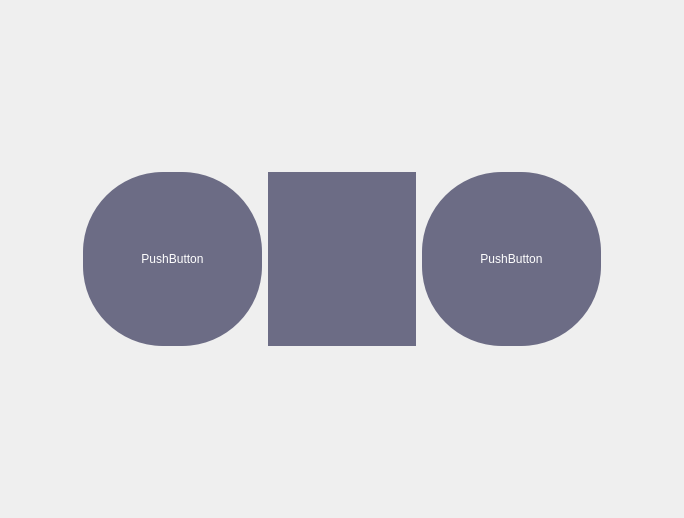
Old version of the form ui/SteeringControls.ui in the repository suchinton/AGL_Demo_Control_Panel.
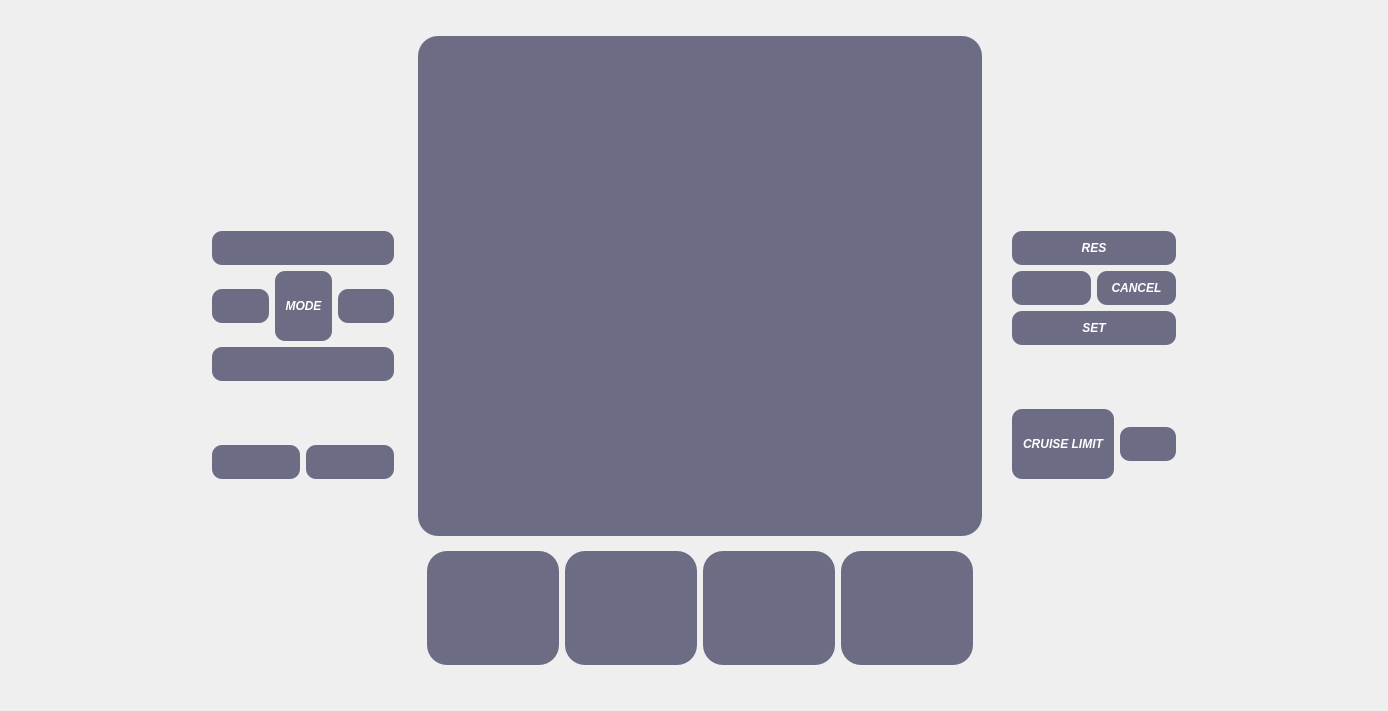
New version of the form. Icons and pictures are not drawn.

Commit message:
Updated Steering Wheel Layout
Added new buttons for:
- VolUpBtn
- ModeBtn
- VolMuteBtn
- NextTrackBtn
- PrevTrackBtn
- InfoBtn
- PhoneCallBtn
- PhoneHangupBtn
- VoiceBtn
- LaneDepartureBtn
- CruiseEnableBtn
- CruiseSetBtn
- CruiseResumeBtn
- CruiseCancelBtn
- CruiseLimitBtn
- CruiseDistanceBtn
- HornBtn

Patch:
```diff
--- a/ui/SteeringControls.ui
+++ b/ui/SteeringControls.ui
@@ -6,8 +6,8 @@
    <rect>
     <x>0</x>
     <y>0</y>
-    <width>684</width>
-    <height>512</height>
+    <width>1388</width>
+    <height>711</height>
    </rect>
   </property>
   <property name="windowTitle">
@@ -25,8 +25,8 @@
 
 QPushButton {
 	background-color: #6C6C85 ; /* pastel purple */
-	padding: 80px 58px;
-	border-radius: 80px;
+	padding: 50px 50px;
+	border-radius: 20px;
 }
 
 QPushButton:pressed {
@@ -35,24 +35,39 @@
 
 QPushButton:checked {
     background-color: #965D62 ; /* red */
+}
+
+#LeftControls QPushButton {
+	background-color: #6C6C85 ; /* pastel purple */
+	padding: 10px 10px;
+	border-radius: 10px;
+}
+
+#LeftControls QPushButton:pressed {
+    background-color: #4BD7D6 ; /* light blue */
+}
+
+#LeftControls QPushButton:checked {
+    background-color: #965D62 ; /* red */
+}
+
+#RightControls QPushButton {
+	background-color: #6C6C85 ; /* pastel purple */
+	padding: 10px 10px;
+	border-radius: 10px;
+}
+
+#RightControls QPushButton:pressed {
+    background-color: #4BD7D6 ; /* light blue */
+}
+
+#RightControls QPushButton:checked {
+    background-color: #965D62 ; /* red */
 }</string>
   </property>
   <widget class="QWidget" name="centralwidget">
    <layout class="QGridLayout" name="gridLayout">
-    <item row="0" column="0">
-     <spacer name="horizontalSpacer">
-      <property name="orientation">
-       <enum>Qt::Horizontal</enum>
-      </property>
-      <property name="sizeHint" stdset="0">
-       <size>
-        <width>1</width>
-        <height>20</height>
-       </size>
-      </property>
-     </spacer>
-    </item>
-    <item row="0" column="1">
+    <item row="1" column="2" rowspan="3">
      <widget class="QFrame" name="frame">
       <property name="minimumSize">
        <size>
@@ -66,18 +81,26 @@
       <property name="frameShadow">
        <enum>QFrame::Raised</enum>
       </property>
-      <layout class="QHBoxLayout" name="horizontalLayout">
-       <item>
-        <widget class="QPushButton" name="pushButton_2">
-         <property name="text">
-          <string>PushButton</string>
-         </property>
-        </widget>
-       </item>
-       <item>
-        <widget class="QPushButton" name="hornBtn">
+      <layout class="QGridLayout" name="gridLayout_2">
+       <property name="leftMargin">
+        <number>0</number>
+       </property>
+       <property name="topMargin">
+        <number>0</number>
+       </property>
+       <property name="rightMargin">
+        <number>0</number>
+       </property>
+       <property name="bottomMargin">
+        <number>0</number>
+       </property>
+       <property name="spacing">
+        <number>0</number>
+       </property>
+       <item row="1" column="0">
+        <widget class="QPushButton" name="HornBtn">
          <property name="sizePolicy">
-          <sizepolicy hsizetype="Fixed" vsizetype="Fixed">
+          <sizepolicy hsizetype="Minimum" vsizetype="Minimum">
            <horstretch>0</horstretch>
            <verstretch>0</verstretch>
           </sizepolicy>
@@ -91,35 +114,530 @@
          </property>
          <property name="iconSize">
           <size>
-           <width>90</width>
-           <height>60</height>
+           <width>200</width>
+           <height>250</height>
           </size>
          </property>
         </widget>
        </item>
-       <item>
-        <widget class="QPushButton" name="pushButton_3">
-         <property name="text">
-          <string>PushButton</string>
+      </layout>
+     </widget>
+    </item>
+    <item row="1" column="4" rowspan="4" alignment="Qt::AlignVCenter">
+     <widget class="QFrame" name="RightControls">
+      <property name="minimumSize">
+       <size>
+        <width>200</width>
+        <height>0</height>
+       </size>
+      </property>
+      <property name="frameShape">
+       <enum>QFrame::StyledPanel</enum>
+      </property>
+      <property name="frameShadow">
+       <enum>QFrame::Raised</enum>
+      </property>
+      <layout class="QGridLayout" name="gridLayout_4">
+       <item row="3" column="0" alignment="Qt::AlignTop">
+        <widget class="QFrame" name="BottomRightControls">
+         <property name="frameShape">
+          <enum>QFrame::StyledPanel</enum>
          </property>
+         <property name="frameShadow">
+          <enum>QFrame::Raised</enum>
+         </property>
+         <layout class="QGridLayout" name="gridLayout_6">
+          <item row="0" column="0">
+           <widget class="QPushButton" name="CruiseLimitBtn">
+            <property name="minimumSize">
+             <size>
+              <width>0</width>
+              <height>70</height>
+             </size>
+            </property>
+            <property name="font">
+             <font>
+              <weight>75</weight>
+              <italic>true</italic>
+              <bold>true</bold>
+             </font>
+            </property>
+            <property name="accessibleDescription">
+             <string/>
+            </property>
+            <property name="text">
+             <string>CRUISE LIMIT</string>
+            </property>
+           </widget>
+          </item>
+          <item row="0" column="1">
+           <widget class="QPushButton" name="CruiseDistanceBtn">
+            <property name="font">
+             <font>
+              <weight>75</weight>
+              <italic>true</italic>
+              <bold>true</bold>
+             </font>
+            </property>
+            <property name="layoutDirection">
+             <enum>Qt::LeftToRight</enum>
+            </property>
+            <property name="text">
+             <string/>
+            </property>
+            <property name="icon">
+             <iconset resource="../assets/res.qrc">
+              <normaloff>:/Images/Images/cruise-distance.svg</normaloff>:/Images/Images/cruise-distance.svg</iconset>
+            </property>
+            <property name="iconSize">
+             <size>
+              <width>50</width>
+              <height>50</height>
+             </size>
+            </property>
+           </widget>
+          </item>
+         </layout>
         </widget>
        </item>
+       <item row="1" column="0" alignment="Qt::AlignBottom">
+        <widget class="QFrame" name="TopRightControls">
+         <property name="frameShape">
+          <enum>QFrame::StyledPanel</enum>
+         </property>
+         <property name="frameShadow">
+          <enum>QFrame::Raised</enum>
+         </property>
+         <layout class="QGridLayout" name="gridLayout_5">
+          <item row="2" column="1" colspan="2">
+           <widget class="QPushButton" name="CruiseSetBtn">
+            <property name="font">
+             <font>
+              <weight>75</weight>
+              <italic>true</italic>
+              <bold>true</bold>
+             </font>
+            </property>
+            <property name="text">
+             <string>SET</string>
+            </property>
+            <property name="icon">
+             <iconset resource="../assets/res.qrc">
+              <normaloff>:/icons/feather/minus.svg</normaloff>:/icons/feather/minus.svg</iconset>
+            </property>
+            <property name="iconSize">
+             <size>
+              <width>50</width>
+              <height>50</height>
+             </size>
+            </property>
+           </widget>
+          </item>
+          <item row="0" column="1" colspan="2">
+           <widget class="QPushButton" name="CruiseResumeBtn">
+            <property name="font">
+             <font>
+              <weight>75</weight>
+              <italic>true</italic>
+              <bold>true</bold>
+             </font>
+            </property>
+            <property name="text">
+             <string>RES</string>
+            </property>
+            <property name="icon">
+             <iconset resource="../assets/res.qrc">
+              <normaloff>:/icons/feather/plus.svg</normaloff>:/icons/feather/plus.svg</iconset>
+            </property>
+            <property name="iconSize">
+             <size>
+              <width>50</width>
+              <height>50</height>
+             </size>
+            </property>
+           </widget>
+          </item>
+          <item row="1" column="1">
+           <widget class="QPushButton" name="CruiseEnableBtn">
+            <property name="text">
+             <string/>
+            </property>
+            <property name="icon">
+             <iconset resource="../assets/res.qrc">
+              <normaloff>:/Images/Images/cruise.png</normaloff>:/Images/Images/cruise.png</iconset>
+            </property>
+            <property name="iconSize">
+             <size>
+              <width>50</width>
+              <height>50</height>
+             </size>
+            </property>
+           </widget>
+          </item>
+          <item row="1" column="2">
+           <widget class="QPushButton" name="CruiseCancelBtn">
+            <property name="font">
+             <font>
+              <weight>75</weight>
+              <italic>true</italic>
+              <bold>true</bold>
+             </font>
+            </property>
+            <property name="text">
+             <string>CANCEL</string>
+            </property>
+            <property name="icon">
+             <iconset resource="../assets/res.qrc">
+              <normaloff>:/icons/feather/x-square.svg</normaloff>:/icons/feather/x-square.svg</iconset>
+            </property>
+            <property name="iconSize">
+             <size>
+              <width>50</width>
+              <height>50</height>
+             </size>
+            </property>
+           </widget>
+          </item>
+         </layout>
+        </widget>
+       </item>
+       <item row="2" column="0">
+        <spacer name="verticalSpacer_2">
+         <property name="orientation">
+          <enum>Qt::Vertical</enum>
+         </property>
+         <property name="sizeType">
+          <enum>QSizePolicy::Fixed</enum>
+         </property>
+         <property name="sizeHint" stdset="0">
+          <size>
+           <width>20</width>
+           <height>40</height>
+          </size>
+         </property>
+        </spacer>
+       </item>
       </layout>
      </widget>
     </item>
-    <item row="0" column="2">
+    <item row="1" column="0" rowspan="4">
+     <spacer name="horizontalSpacer">
+      <property name="orientation">
+       <enum>Qt::Horizontal</enum>
+      </property>
+      <property name="sizeHint" stdset="0">
+       <size>
+        <width>40</width>
+        <height>20</height>
+       </size>
+      </property>
+     </spacer>
+    </item>
+    <item row="5" column="0" colspan="6">
+     <spacer name="verticalSpacer_4">
+      <property name="orientation">
+       <enum>Qt::Vertical</enum>
+      </property>
+      <property name="sizeHint" stdset="0">
+       <size>
+        <width>20</width>
+        <height>40</height>
+       </size>
+      </property>
+     </spacer>
+    </item>
+    <item row="1" column="5" rowspan="4">
      <spacer name="horizontalSpacer_2">
       <property name="orientation">
        <enum>Qt::Horizontal</enum>
       </property>
       <property name="sizeHint" stdset="0">
        <size>
-        <width>0</width>
+        <width>40</width>
         <height>20</height>
        </size>
       </property>
      </spacer>
     </item>
+    <item row="4" column="2">
+     <widget class="QFrame" name="ExtraControls">
+      <property name="frameShape">
+       <enum>QFrame::StyledPanel</enum>
+      </property>
+      <property name="frameShadow">
+       <enum>QFrame::Raised</enum>
+      </property>
+      <layout class="QHBoxLayout" name="horizontalLayout_2">
+       <item>
+        <widget class="QPushButton" name="PhoneCallBtn">
+         <property name="text">
+          <string/>
+         </property>
+         <property name="icon">
+          <iconset resource="../assets/res.qrc">
+           <normaloff>:/icons/feather/phone-call.svg</normaloff>:/icons/feather/phone-call.svg</iconset>
+         </property>
+         <property name="iconSize">
+          <size>
+           <width>50</width>
+           <height>50</height>
+          </size>
+         </property>
+        </widget>
+       </item>
+       <item>
+        <widget class="QPushButton" name="PhoneHangupBtn">
+         <property name="text">
+          <string/>
+         </property>
+         <property name="icon">
+          <iconset resource="../assets/res.qrc">
+           <normaloff>:/icons/feather/phone-missed.svg</normaloff>:/icons/feather/phone-missed.svg</iconset>
+         </property>
+         <property name="iconSize">
+          <size>
+           <width>50</width>
+           <height>50</height>
+          </size>
+         </property>
+        </widget>
+       </item>
+       <item>
+        <widget class="QPushButton" name="VoiceBtn">
+         <property name="text">
+          <string/>
+         </property>
+         <property name="icon">
+          <iconset resource="../assets/res.qrc">
+           <normaloff>:/Images/Images/voice.svg</normaloff>:/Images/Images/voice.svg</iconset>
+         </property>
+         <property name="iconSize">
+          <size>
+           <width>50</width>
+           <height>50</height>
+          </size>
+         </property>
+        </widget>
+       </item>
+       <item>
+        <widget class="QPushButton" name="LaneDepartureBtn">
+         <property name="text">
+          <string/>
+         </property>
+         <property name="icon">
+          <iconset resource="../assets/res.qrc">
+           <normaloff>:/Images/Images/lane.png</normaloff>:/Images/Images/lane.png</iconset>
+         </property>
+         <property name="iconSize">
+          <size>
+           <width>50</width>
+           <height>50</height>
+          </size>
+         </property>
+        </widget>
+       </item>
+      </layout>
+     </widget>
+    </item>
+    <item row="1" column="1" rowspan="4" alignment="Qt::AlignVCenter">
+     <widget class="QFrame" name="LeftControls">
+      <property name="frameShape">
+       <enum>QFrame::StyledPanel</enum>
+      </property>
+      <property name="frameShadow">
+       <enum>QFrame::Raised</enum>
+      </property>
+      <layout class="QVBoxLayout" name="verticalLayout">
+       <item>
+        <widget class="QFrame" name="TopLeftControls">
+         <property name="minimumSize">
+          <size>
+           <width>200</width>
+           <height>0</height>
+          </size>
+         </property>
+         <property name="frameShape">
+          <enum>QFrame::StyledPanel</enum>
+         </property>
+         <property name="frameShadow">
+          <enum>QFrame::Raised</enum>
+         </property>
+         <layout class="QGridLayout" name="gridLayout_3">
+          <item row="0" column="0" colspan="3">
+           <widget class="QPushButton" name="VolUpBtn">
+            <property name="text">
+             <string/>
+            </property>
+            <property name="icon">
+             <iconset resource="../assets/res.qrc">
+              <normaloff>:/icons/feather/volume-2.svg</normaloff>:/icons/feather/volume-2.svg</iconset>
+            </property>
+            <property name="iconSize">
+             <size>
+              <width>50</width>
+              <height>50</height>
+             </size>
+            </property>
+           </widget>
+          </item>
+          <item row="1" column="0">
+           <widget class="QPushButton" name="PrevTrackBtn">
+            <property name="text">
+             <string/>
+            </property>
+            <property name="icon">
+             <iconset resource="../assets/res.qrc">
+              <normaloff>:/icons/feather/skip-back.svg</normaloff>:/icons/feather/skip-back.svg</iconset>
+            </property>
+            <property name="iconSize">
+             <size>
+              <width>50</width>
+              <height>50</height>
+             </size>
+            </property>
+           </widget>
+          </item>
+          <item row="1" column="1">
+           <widget class="QPushButton" name="ModeBtn">
+            <property name="minimumSize">
+             <size>
+              <width>0</width>
+              <height>70</height>
+             </size>
+            </property>
+            <property name="font">
+             <font>
+              <weight>75</weight>
+              <italic>true</italic>
+              <bold>true</bold>
+             </font>
+            </property>
+            <property name="text">
+             <string>MODE</string>
+            </property>
+            <property name="iconSize">
+             <size>
+              <width>50</width>
+              <height>50</height>
+             </size>
+            </property>
+           </widget>
+          </item>
+          <item row="1" column="2">
+           <widget class="QPushButton" name="NextTrackBtn">
+            <property name="text">
+             <string/>
+            </property>
+            <property name="icon">
+             <iconset resource="../assets/res.qrc">
+              <normaloff>:/icons/feather/skip-forward.svg</normaloff>:/icons/feather/skip-forward.svg</iconset>
+            </property>
+            <property name="iconSize">
+             <size>
+              <width>50</width>
+              <height>50</height>
+             </size>
+            </property>
+           </widget>
+          </item>
+          <item row="2" column="0" colspan="3">
+           <widget class="QPushButton" name="VolDownBtn">
+            <property name="text">
+             <string/>
+            </property>
+            <property name="icon">
+             <iconset resource="../assets/res.qrc">
+              <normaloff>:/icons/feather/volume-1.svg</normaloff>:/icons/feather/volume-1.svg</iconset>
+            </property>
+            <property name="iconSize">
+             <size>
+              <width>50</width>
+              <height>50</height>
+             </size>
+            </property>
+           </widget>
+          </item>
+         </layout>
+        </widget>
+       </item>
+       <item>
+        <spacer name="verticalSpacer">
+         <property name="orientation">
+          <enum>Qt::Vertical</enum>
+         </property>
+         <property name="sizeType">
+          <enum>QSizePolicy::Fixed</enum>
+         </property>
+         <property name="sizeHint" stdset="0">
+          <size>
+           <width>20</width>
+           <height>40</height>
+          </size>
+         </property>
+        </spacer>
+       </item>
+       <item alignment="Qt::AlignBottom">
+        <widget class="QFrame" name="BottomLeftControls">
+         <property name="frameShape">
+          <enum>QFrame::StyledPanel</enum>
+         </property>
+         <property name="frameShadow">
+          <enum>QFrame::Raised</enum>
+         </property>
+         <layout class="QHBoxLayout" name="horizontalLayout">
+          <item>
+           <widget class="QPushButton" name="InfoBtn">
+            <property name="text">
+             <string/>
+            </property>
+            <property name="icon">
+             <iconset resource="../assets/res.qrc">
+              <normaloff>:/icons/feather/info.svg</normaloff>:/icons/feather/info.svg</iconset>
+            </property>
+            <property name="iconSize">
+             <size>
+              <width>50</width>
+              <height>50</height>
+             </size>
+            </property>
+           </widget>
+          </item>
+          <item>
+           <widget class="QPushButton" name="VolMuteBtn">
+            <property name="text">
+             <string/>
+            </property>
+            <property name="icon">
+             <iconset resource="../assets/res.qrc">
+              <normaloff>:/icons/feather/volume-x.svg</normaloff>:/icons/feather/volume-x.svg</iconset>
+            </property>
+            <property name="iconSize">
+             <size>
+              <width>50</width>
+              <height>50</height>
+             </size>
+            </property>
+           </widget>
+          </item>
+         </layout>
+        </widget>
+       </item>
+      </layout>
+     </widget>
+    </item>
+    <item row="0" column="1" colspan="4">
+     <spacer name="verticalSpacer_3">
+      <property name="orientation">
+       <enum>Qt::Vertical</enum>
+      </property>
+      <property name="sizeHint" stdset="0">
+       <size>
+        <width>20</width>
+        <height>40</height>
+       </size>
+      </property>
+     </spacer>
+    </item>
    </layout>
   </widget>
  </widget>
```
The commit also changes 1 other file.
